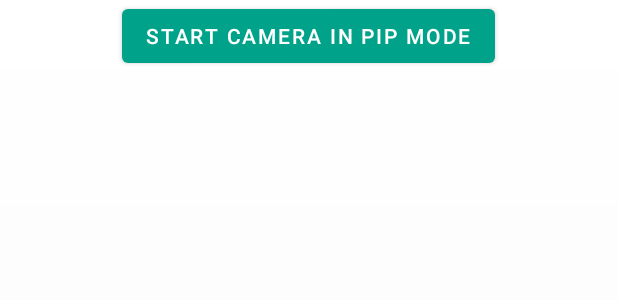
After one commit to rajkiran20/AndroidKotlinWorkshop, an Android app: the layout activity_pip_camera.xml on its own in the app's theme, with its tools: preview values and no code run, on a phone screen of 412 x 824 dp. The commit adds this screen. Shown: the top 300 px of the screen. Run offline under Robolectric (Android 15) with nearby library versions, the phone set to English and light mode, and no system bars.

Commit message:
Add Picture in Picture video activity

```diff
--- a/ScreenStream/app/build.gradle
+++ b/ScreenStream/app/build.gradle
@@ -101,6 +101,8 @@ dependencies {
     implementation("com.github.iamironz:binaryprefs:$binaryprefs")
     implementation("com.elvishew:xlog:$xlog")
 
+    implementation 'androidx.appcompat:appcompat:1.1.0'
+    implementation 'androidx.constraintlayout:constraintlayout:1.1.3'
     fabricImplementation("com.google.android.play:core:1.6.4")
     fabricReleaseImplementation("com.google.firebase:firebase-analytics:17.2.1")
     fabricReleaseImplementation("com.crashlytics.sdk.android:crashlytics:2.10.1@aar") {
--- a/ScreenStream/app/src/main/kotlin/info/dvkr/screenstream/ui/activity/AppActivity.kt
+++ b/ScreenStream/app/src/main/kotlin/info/dvkr/screenstream/ui/activity/AppActivity.kt
@@ -59,6 +59,12 @@ class AppActivity : PermissionActivity() {
             }
         }
 
+        fab_activity_app_start_stop.setOnLongClickListener(object : View.OnLongClickListener {
+            override fun onLongClick(v: View?): Boolean {
+                startActivity(Intent(this@AppActivity, PiPCameraActivity::class.java))
+                return false
+            }
+        })
         routeIntentAction(intent)
     }
 
--- /dev/null
+++ b/ScreenStream/app/src/main/res/layout/activity_pip_camera.xml
@@ -0,0 +1,23 @@
+<?xml version="1.0" encoding="utf-8"?>
+<LinearLayout xmlns:android="http://schemas.android.com/apk/res/android"
+    xmlns:app="http://schemas.android.com/apk/res-auto"
+    xmlns:tools="http://schemas.android.com/tools"
+    android:layout_width="match_parent"
+    android:orientation="vertical"
+    android:layout_height="match_parent"
+    android:gravity="center_horizontal"
+    tools:context=".ui.activity.PiPCameraActivity">
+
+    <Button
+        android:id="@+id/btn_start"
+        android:onClick="startPip"
+        android:text="Start Camera in PiP mode"
+        android:layout_width="wrap_content"
+        android:layout_height="wrap_content"
+        android:layout_centerInParent="true" />
+
+    <FrameLayout
+        android:id="@+id/camera_preview"
+        android:layout_width="wrap_content"
+        android:layout_height="wrap_content" />
+</LinearLayout>
```
Also changed, not shown: ScreenStream/app/src/main/AndroidManifest.xml (+14 -3 lines), ScreenStream/app/src/main/kotlin/info/dvkr/screenstream/ui/activity/PiPCameraActivity.kt (added, +54 -0 lines), ScreenStream/app/src/main/kotlin/info/dvkr/screenstream/ui/view/CameraPreview.kt (added, +69 -0 lines).
